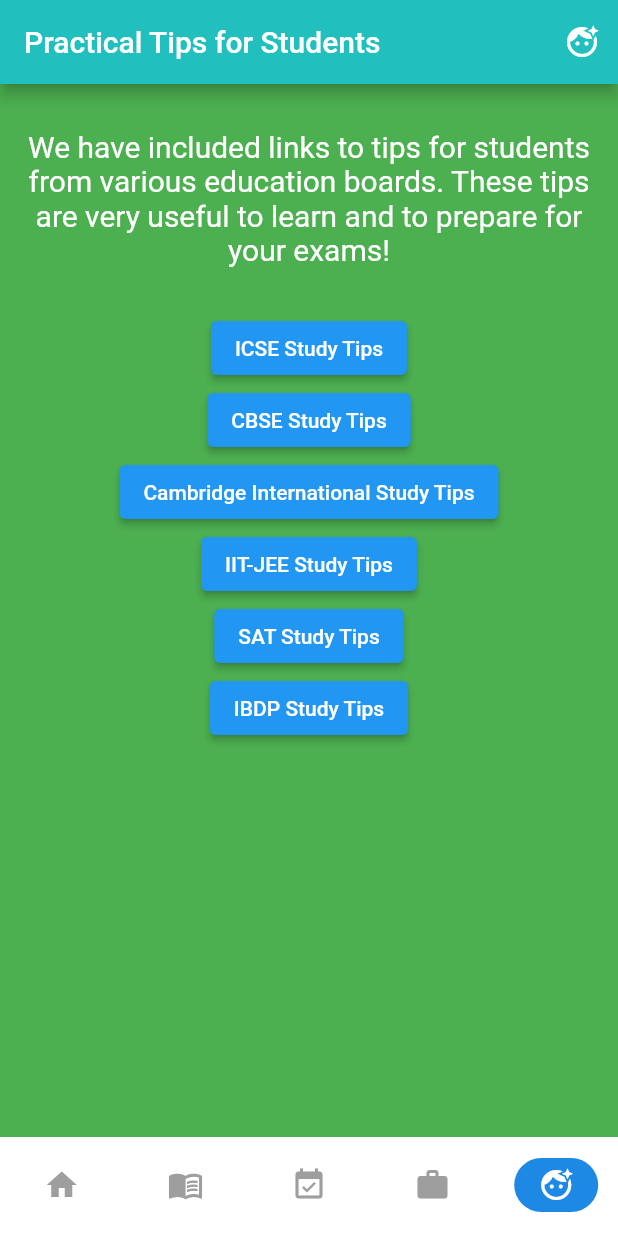
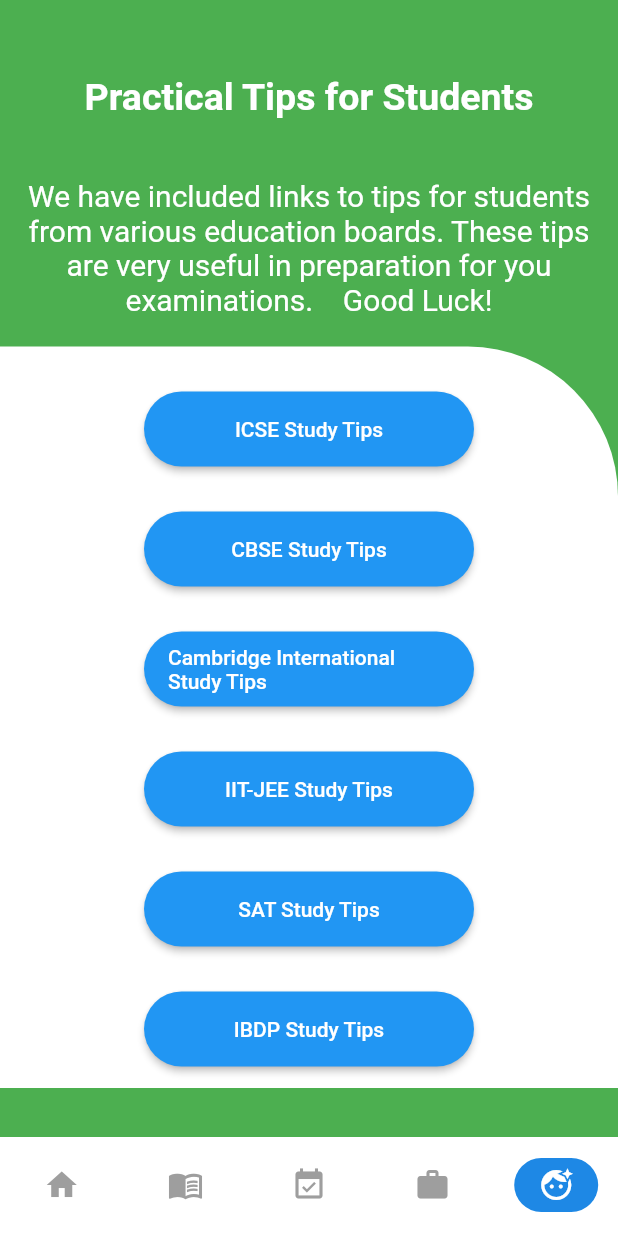
Before and after one commit to seunghk1206/StHelpNo.1, a Flutter app: the screen it shows after launch, item 5 of the bottom bar chosen, on a phone screen of 412 x 824 dp. Run offline on Flutter 3.47's test engine with Material 2 defaults, Android fonts, the phone set to English and light mode, and no system bars; Roboto replaces fonts that are missing (Montserrat).

Commit message:
Tips for students UI done

```diff
--- a/flutterproject/lib/app_screens/SplashScreen.dart
+++ b/flutterproject/lib/app_screens/SplashScreen.dart
@@ -13,7 +13,7 @@ class SplashScreen extends StatefulWidget {
 
 class _SplashScreenState extends State<SplashScreen> {
 
-  final splashDelay = 5;
+  final splashDelay = 3;
   String _textforsplash = 'The Ultimate Student Helper';
 
   @override
--- a/flutterproject/lib/app_screens/Tipsforstudents.dart
+++ b/flutterproject/lib/app_screens/Tipsforstudents.dart
@@ -69,31 +69,30 @@ class Tipsforstudents extends StatelessWidget {
   Widget build(BuildContext context) {
     return Scaffold(
       backgroundColor: Colors.green,
-      appBar: AppBar(
-        backgroundColor: Color(0xFF21BFBD),
-              actions: <Widget>[
-        IconButton(
-          icon: Icon(
-            Icons.face_retouching_natural,
-            color: Colors.white,
-          ),
-          onPressed: () {
-            // do something
-          },
-        )
-      ],
-          title: Text(
-            "Practical Tips for Students",
-            textAlign: TextAlign.center,
-          ),
-        ),
-      body: Center(
-        child: Column(
-          children: [
+
+      body: ListView(
+          children: <Widget>[
+
             Padding(
-                    padding: EdgeInsets.fromLTRB(15, 30, 15, 30),
+                    padding: EdgeInsets.only(top: 50.0, bottom: 30),
+
+              child:Text("Practical Tips for Students"  ,
+              textAlign: TextAlign.center,
+              style: TextStyle(
+              fontFamily: "Montserrat",
+              color:Colors.white,
+              fontWeight: FontWeight.w600,
+                fontSize: 25,
+              ),
+            ),
+
+            ),
+
+
+            Padding(
+                    padding: EdgeInsets.only(top: 10.0, bottom: 0, left: 10, right: 10),
             child:Text(
-              "We have included links to tips for students from various education boards. These tips are very useful to learn and to prepare for your exams!",
+              "We have included links to tips for students from various education boards. These tips are very useful in preparation for you examinations.    Good Luck!",
               textAlign: TextAlign.center,
 
               style: TextStyle(
@@ -103,33 +102,125 @@ class Tipsforstudents extends StatelessWidget {
                 fontSize: 20,
               ),
             ),),
-            ElevatedButton(
+
+            SizedBox(height: 20.0),
+          Container(
+            padding: EdgeInsets.only(top: 30, bottom: 0),
+            height: MediaQuery.of(context).size.height * 0.60,
+
+            decoration: BoxDecoration(
+              color: Colors.white,
+              borderRadius: BorderRadius.only(topRight: Radius.circular(100.0)),
+            ),
+
+
+          child: Column(
+        children: <Widget>[
+
+            SizedBox(
+              width:220,
+              height: 50,
+              child:ElevatedButton(
               child: Text("ICSE Study Tips"),
+              style: ElevatedButton.styleFrom(
+      primary: Colors.blue,
+      onPrimary: Colors.white,
+      shape: new RoundedRectangleBorder(
+      borderRadius: new BorderRadius.circular(30.0))),
               onPressed: _launchURLicseTips,
+            )
             ),
-            ElevatedButton(
+            Padding(
+                    padding: EdgeInsets.only(top: 30.0)),
+
+
+
+            SizedBox(
+              width:220,
+              height: 50,
+              child:ElevatedButton(
               child: Text("CBSE Study Tips"),
+              style: ElevatedButton.styleFrom(
+      primary: Colors.blue,
+      onPrimary: Colors.white,
+      shape: new RoundedRectangleBorder(
+      borderRadius: new BorderRadius.circular(30.0))),
+
               onPressed: _launchURLcbseTips,
-            ),
-            ElevatedButton(
+            )),
+            Padding(
+                    padding: EdgeInsets.only(top: 30.0)),
+
+
+
+
+            SizedBox(
+              width:220,
+              height: 50,
+              child:ElevatedButton(
               child: Text("Cambridge International Study Tips"),
+              style: ElevatedButton.styleFrom(
+      primary: Colors.blue,
+      onPrimary: Colors.white,
+      shape: new RoundedRectangleBorder(
+      borderRadius: new BorderRadius.circular(30.0))),
               onPressed: _launchURLcieTips,
-            ),
-            ElevatedButton(
+            )),
+            Padding(
+                    padding: EdgeInsets.only(top: 30.0)),
+
+
+            SizedBox(
+              width:220,
+              height: 50,
+              child:ElevatedButton(
               child: Text("IIT-JEE Study Tips"),
+              style: ElevatedButton.styleFrom(
+      primary: Colors.blue,
+      onPrimary: Colors.white,
+      shape: new RoundedRectangleBorder(
+      borderRadius: new BorderRadius.circular(30.0))),
               onPressed: _launchURLiitTips,
-            ),
-            ElevatedButton(
+            )),
+            Padding(
+                    padding: EdgeInsets.only(top: 30.0)),
+
+
+            SizedBox(
+              width:220,
+              height: 50,
+              child:ElevatedButton(
               child: Text("SAT Study Tips"),
+              style: ElevatedButton.styleFrom(
+      primary: Colors.blue,
+      onPrimary: Colors.white,
+      shape: new RoundedRectangleBorder(
+      borderRadius: new BorderRadius.circular(30.0))),
               onPressed: _launchURLsatTips,
-            ),
-            ElevatedButton(
+            )),
+            Padding(
+                    padding: EdgeInsets.only(top: 30.0)),
+
+
+            SizedBox(
+              width:220,
+              height: 50,
+              child:ElevatedButton(
               child: Text("IBDP Study Tips"),
+              style: ElevatedButton.styleFrom(
+      primary: Colors.blue,
+      onPrimary: Colors.white,
+      shape: new RoundedRectangleBorder(
+      borderRadius: new BorderRadius.circular(30.0))),
               onPressed: _launchURLIBTips,
-            )
+            )),
+            Padding(
+                    padding: EdgeInsets.only(top: 30.0)),
+          ],),
+        ),
           ],
-        ),
-      ),
-    );
-  }
+    ))
+    ;
 }
+
+}
```
Also changed, not shown: flutterproject/lib/app_screens/StudyMaterials.dart (+73 -52 lines).
